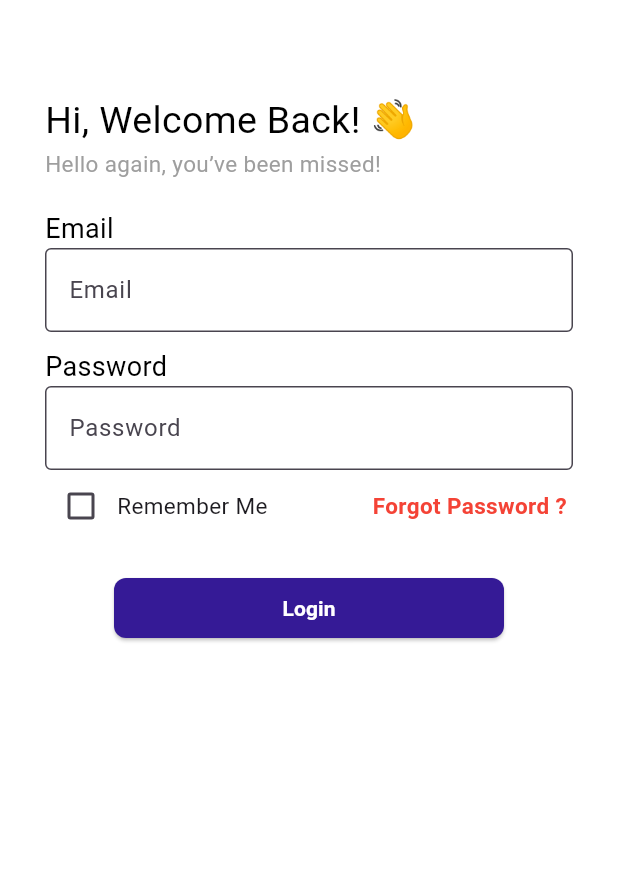
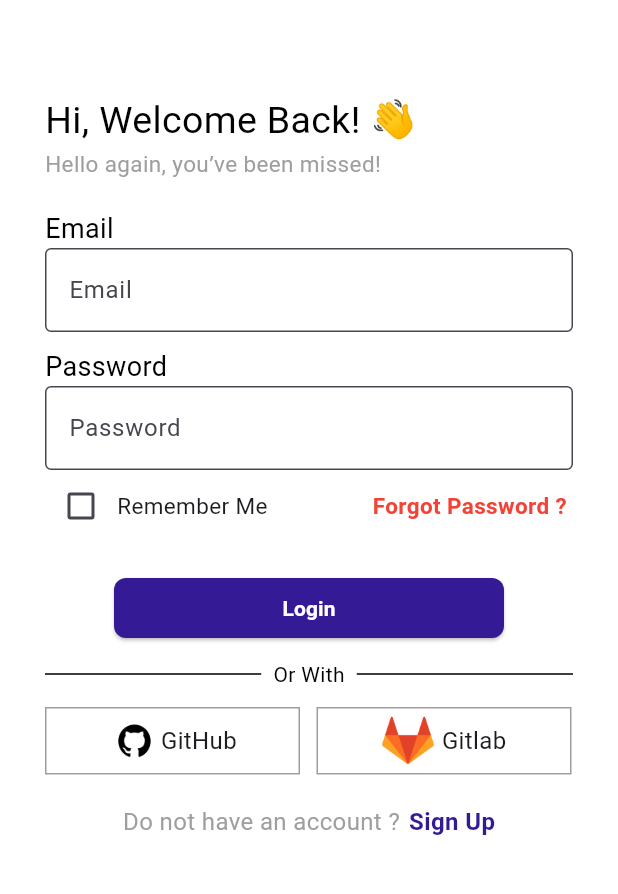
Before and after one commit to Ahmer047/IX_login_signup_UI, a Flutter app: the screen it shows after launch, on a phone screen of 412 x 824 dp, the part 250-1144 px from its top. Run offline on Flutter 3.47's test engine with Material 3 defaults, Android fonts, the phone set to English and light mode, and no system bars; Roboto replaces fonts that are missing (Jua).

Commit message:
Login UI Update

```diff
--- a/lib/UIs/login.dart
+++ b/lib/UIs/login.dart
@@ -173,8 +173,8 @@ class _LoginState extends State<Login> {
                       ElevatedButton(
                           onPressed: () {},
                           style: ElevatedButton.styleFrom(
-                            backgroundColor:
-                                const Color(0xff351A96), // Button background color
+                            backgroundColor: const Color(
+                                0xff351A96), // Button background color
                             minimumSize:
                                 const Size(260, 40), // Button width and height
                             shape: RoundedRectangleBorder(
@@ -186,19 +186,102 @@ class _LoginState extends State<Login> {
                                 color: Colors.white,
                                 fontWeight: FontWeight.bold),
                           )),
+                      const SizedBox(height: 10),
+                      const Row(
+                        children: [
+                          Expanded(
+                            child: Divider(
+                              color: Colors.black,
+                              thickness: 1,
+                            ),
+                          ),
+                          Padding(
+                            padding: EdgeInsets.symmetric(horizontal: 8.0),
+                            child: Text(
+                              'Or With',
+                              style: TextStyle(
+                                color: Colors.black,
+                              ),
+                            ),
+                          ),
+                          Expanded(
+                            child: Divider(
+                              color: Colors.black,
+                              thickness: 1,
+                            ),
+                          ),
+                        ],
+                      ),
+                      const SizedBox(height: 12,),
                       Row(
                         children: [
                           Container(
-
-
+                            width: 170,
+                            height: 45,
+                            decoration: BoxDecoration(
+                                border: Border.all(
+                              color: Colors.grey,
+                              width: 1,
+                            )),
+                            child: const Row(
+                              mainAxisAlignment: MainAxisAlignment.center,
+                              children: [
+                                SizedBox(
+                                  height: 35,
+                                  width: 35,
+                                  child: Image(
+                                    image:
+                                        AssetImage('assets/images/github.png'),
+                                  ),
+                                ),
+                                Text(
+                                  'GitHub',
+                                  style: TextStyle(fontSize: 16),
+                                )
+                              ],
+                            ),
                           ),
+                          const SizedBox(width: 11),
                           Container(
-
-                          )
+                            width: 170,
+                            height: 45,
+                            decoration: BoxDecoration(
+                                border: Border.all(
+                              color: Colors.grey,
+                              width: 1,
+                            )),
+                            child: const Row(
+                              mainAxisAlignment: MainAxisAlignment.center,
+                              children: [
+                                SizedBox(
+                                  height: 35,
+                                  width: 35,
+                                  child: Image(
+                                    image:
+                                        AssetImage('assets/images/gitlab.png'),
+                                  ),
+                                ),
+                                SizedBox(width: 5,),
+                                Text(
+                                  'Gitlab',
+                                  style: TextStyle(fontSize: 16),
+                                )
+                              ],
+                            ),
+                          ),
                         ],
                       )
                     ],
-                  )
+                  ),
+                  const SizedBox(height: 20,),
+                  const Row(
+                    mainAxisAlignment: MainAxisAlignment.center,
+                    children: [
+                      Text('Do not have an account ?', style: TextStyle(color: Colors.grey, fontSize: 16, ), ),
+                      SizedBox(width: 6,),
+                      Text('Sign Up', style: TextStyle(color: Color(0xff351A96), fontWeight: FontWeight.bold, fontSize: 16,),)
+                    ],
+                  ),
                 ],
               ),
             ),
--- a/pubspec.yaml
+++ b/pubspec.yaml
@@ -59,9 +59,8 @@ flutter:
   uses-material-design: true
 
   # To add assets to your application, add an assets section, like this:
-  # assets:
-  #   - images/a_dot_burr.jpeg
-  #   - images/a_dot_ham.jpeg
+  assets:
+    - assets/images/
 
   # An image asset can refer to one or more resolution-specific "variants", see
   # https://flutter.dev/to/resolution-aware-images
```
Also changed, not shown: assets/images/github.png (added), assets/images/gitlab.png (added).
